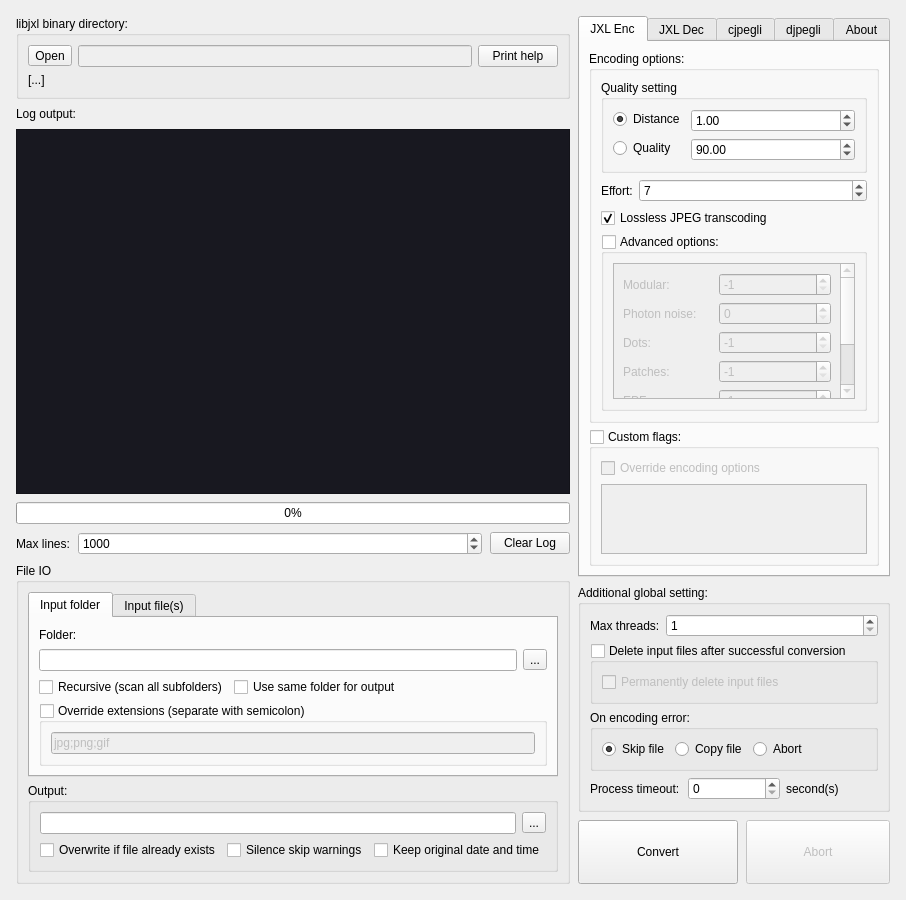
Old version of the form mainwindow.ui in the repository kampidh/jxl-batch-converter.
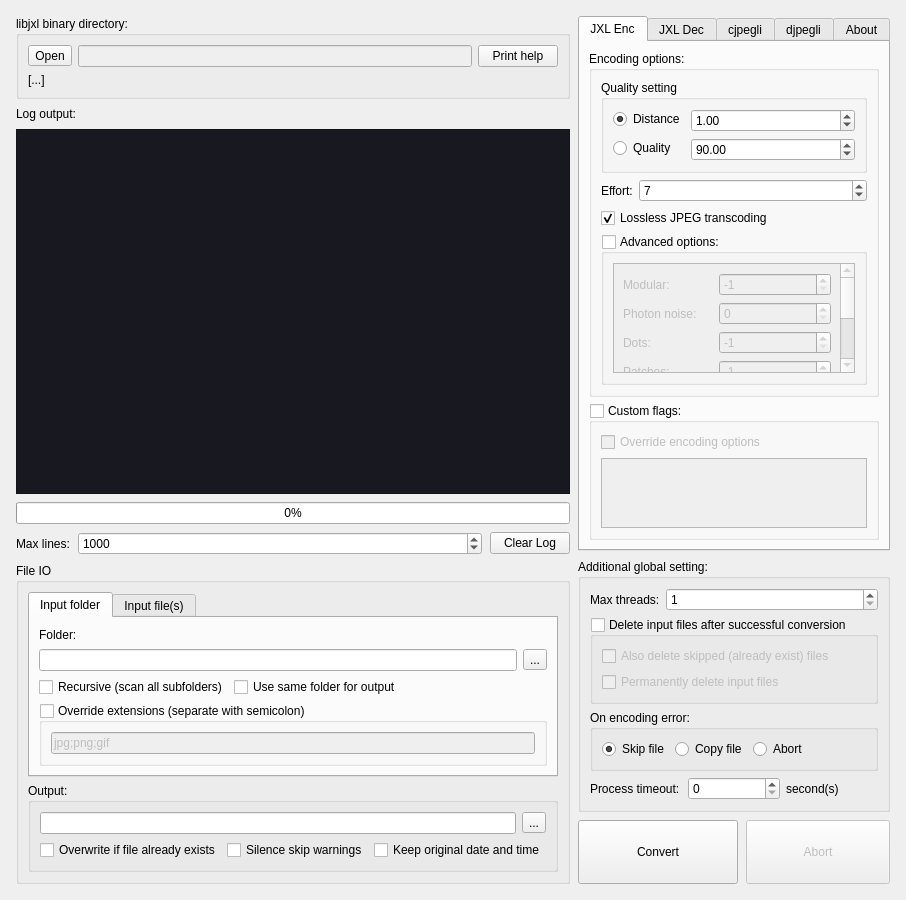
New version of the form.

Patch:
```diff
--- a/mainwindow.ui
+++ b/mainwindow.ui
@@ -1237,6 +1237,13 @@
             <bool>false</bool>
            </property>
            <layout class="QVBoxLayout" name="verticalLayout_5">
+            <item>
+             <widget class="QCheckBox" name="alsoDeleteSkipChk">
+              <property name="text">
+               <string>Also delete skipped (already exist) files</string>
+              </property>
+             </widget>
+            </item>
             <item>
              <widget class="QCheckBox" name="deleteInputPermaChk">
               <property name="toolTip">
```
